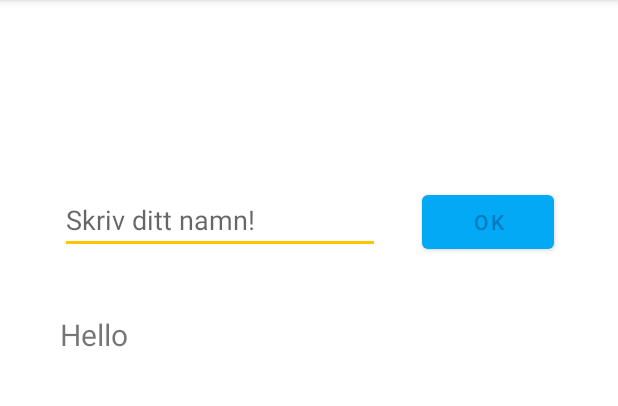
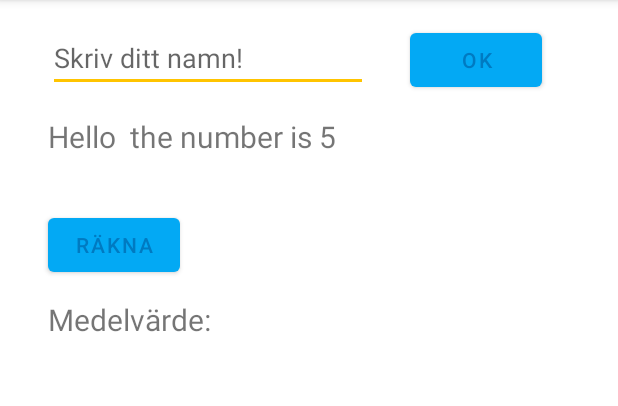
Before and after one commit to fw-teaching/sos22-exempel, an Android app: the screen it shows after launch (MainActivity), after a tap on "OK", on a phone screen of 412 x 824 dp, the part 84-490 px from its top. Run offline under Robolectric (Android 15) with nearby library versions, the phone set to English and light mode, and no system bars.

Commit message:
lektion 2 add calcMean

```diff
--- a/app/src/main/java/fi/arcada/sos22_exempel/MainActivity.java
+++ b/app/src/main/java/fi/arcada/sos22_exempel/MainActivity.java
@@ -10,8 +10,10 @@ import android.widget.TextView;
 public class MainActivity extends AppCompatActivity {
 
     // deklarera variabler
-    TextView textHello;
+    TextView textHello, textMean;
     EditText editTextName;
+
+    double[] testdata = { 3.0, 5.2, 6.0, 4.0, 2.0, 4.3, 5.0, 7.0, 8.0 };
 
     @Override
     protected void onCreate(Bundle savedInstanceState) {
@@ -20,6 +22,7 @@ public class MainActivity extends AppCompatActivity {
 
         // Initialisera variabler
         textHello = findViewById(R.id.helloText);
+        textMean = findViewById(R.id.textViewMean);
         editTextName = findViewById(R.id.editTextName);
 
         //textHello.setText("Hello from MainActivity!");
@@ -27,7 +30,20 @@ public class MainActivity extends AppCompatActivity {
 
     public void btnClick(View view) {
         //String name = editTextName.getText().toString();
-        textHello.setText("Hello " + editTextName.getText());
+        textHello.setText(
+            String.format("Hello %s the number is %d",
+                editTextName.getText(),
+                5
+            )
+        );
     }
 
+    public void calculate(View view) {
+
+        String meanStr = String.format("mean: %.2f",
+                Statistics.calcMean(testdata)
+        );
+
+        textMean.setText(meanStr);
+    }
 }
--- /dev/null
+++ b/app/src/main/java/fi/arcada/sos22_exempel/Statistics.java
@@ -0,0 +1,14 @@
+package fi.arcada.sos22_exempel;
+
+public class Statistics {
+
+    // Statisk metod som kan köras utan att skapa ett klassobjekt
+    public static double calcMean(double[] dataset) {
+        double sum = 0;
+        for (int i = 0; i < dataset.length; i++) {
+            sum += dataset[i];
+        }
+
+        return sum / dataset.length;
+    }
+}
--- a/app/src/main/res/layout/activity_main.xml
+++ b/app/src/main/res/layout/activity_main.xml
@@ -10,7 +10,7 @@
         android:id="@+id/helloText"
         android:layout_width="326dp"
         android:layout_height="34dp"
-        android:layout_marginTop="40dp"
+        android:layout_marginTop="16dp"
         android:text="-"
         android:textSize="20sp"
         app:layout_constraintStart_toStartOf="@+id/editTextName"
@@ -20,8 +20,8 @@
         android:id="@+id/editTextName"
         android:layout_width="wrap_content"
         android:layout_height="wrap_content"
-        android:layout_marginStart="40dp"
-        android:layout_marginTop="124dp"
+        android:layout_marginStart="32dp"
+        android:layout_marginTop="16dp"
         android:ems="10"
         android:hint="Skriv ditt namn!"
         android:inputType="textPersonName"
@@ -38,4 +38,33 @@
         app:layout_constraintStart_toEndOf="@+id/editTextName"
         app:layout_constraintTop_toTopOf="@+id/editTextName" />
 
+    <TextView
+        android:id="@+id/textView"
+        android:layout_width="wrap_content"
+        android:layout_height="wrap_content"
+        android:layout_marginTop="12dp"
+        android:text="Medelvärde:"
+        android:textSize="20sp"
+        app:layout_constraintStart_toStartOf="@+id/button"
+        app:layout_constraintTop_toBottomOf="@+id/button" />
+
+    <TextView
+        android:id="@+id/textViewMean"
+        android:layout_width="100dp"
+        android:layout_height="wrap_content"
+        android:layout_marginStart="24dp"
+        android:textSize="20sp"
+        app:layout_constraintStart_toEndOf="@+id/textView"
+        app:layout_constraintTop_toTopOf="@+id/textView" />
+
+    <Button
+        android:id="@+id/button"
+        android:layout_width="wrap_content"
+        android:layout_height="wrap_content"
+        android:layout_marginTop="28dp"
+        android:onClick="calculate"
+        android:text="Räkna"
+        app:layout_constraintStart_toStartOf="@+id/helloText"
+        app:layout_constraintTop_toBottomOf="@+id/helloText" />
+
 </androidx.constraintlayout.widget.ConstraintLayout>
```
